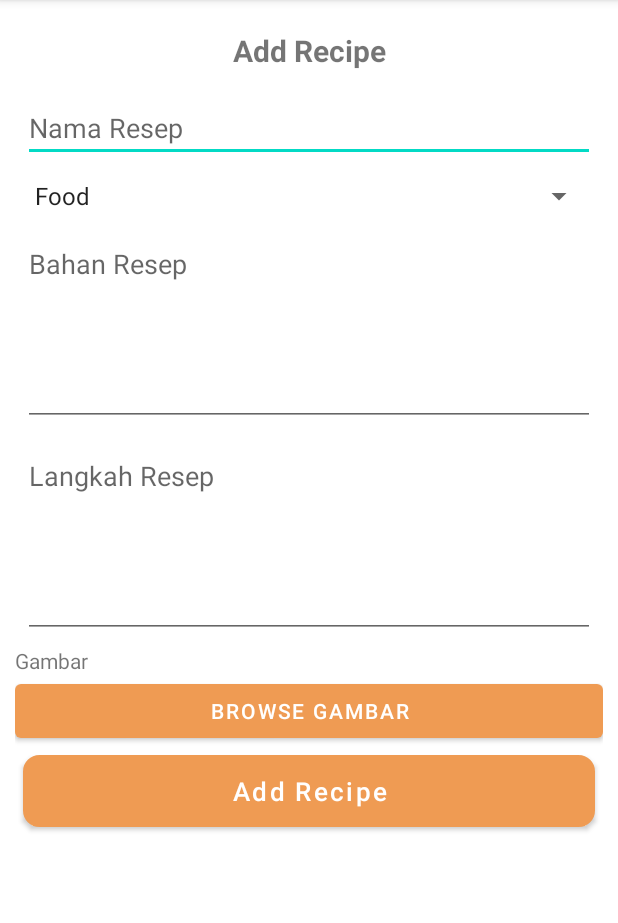
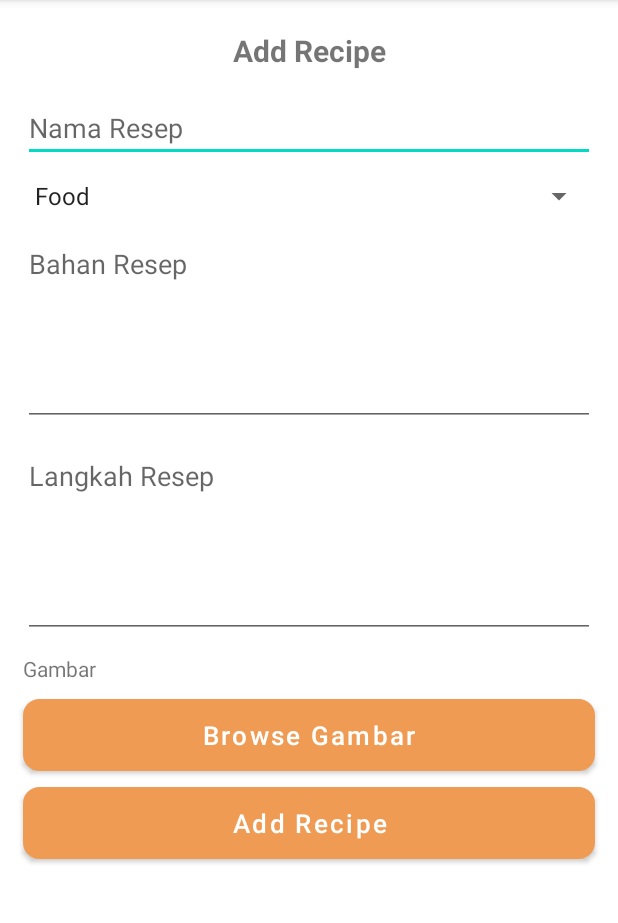
Before and after one commit to Granwyl/CookBook, an Android app: the AddRecipeActivity screen opened directly, with no data from a screen before it, on a phone screen of 412 x 824 dp, the part 84-1007 px from its top. Run offline under Robolectric (Android 15) with nearby library versions, the phone set to English and light mode, and no system bars; our stand-ins replace Picasso, Volley; libraries missing offline, so code that uses them is left out: com.github.dhaval2404.imagepicker; network calls fail; pictures from the network do not load.

```diff
--- a/app/src/main/res/layout/activity_add_recipe.xml
+++ b/app/src/main/res/layout/activity_add_recipe.xml
@@ -68,7 +68,8 @@
             <TextView
                 android:layout_width="match_parent"
                 android:layout_height="wrap_content"
-                android:text="Gambar" />
+                android:text="Gambar"
+                android:layout_margin="5dp"/>
 
             <ImageView
                 android:id="@+id/gambar"
@@ -79,7 +80,11 @@
                 android:id="@+id/btnBrowse"
                 android:layout_width="match_parent"
                 android:layout_height="wrap_content"
-                android:text="Browse Gambar" />
+                android:text="Browse Gambar"
+                android:textAllCaps="false"
+                android:textSize="17dp"
+                android:background="@drawable/custom_button"
+                android:layout_margin="5dp"/>
 
             <Button
                 android:id="@+id/btnAddRecipe"
```
Also changed, not shown: app/src/main/java/id/ac/cookbook/AddRecipeActivity.java (+7 -3 lines), app/src/main/java/id/ac/cookbook/MainActivity.java (+59 -7 lines).
